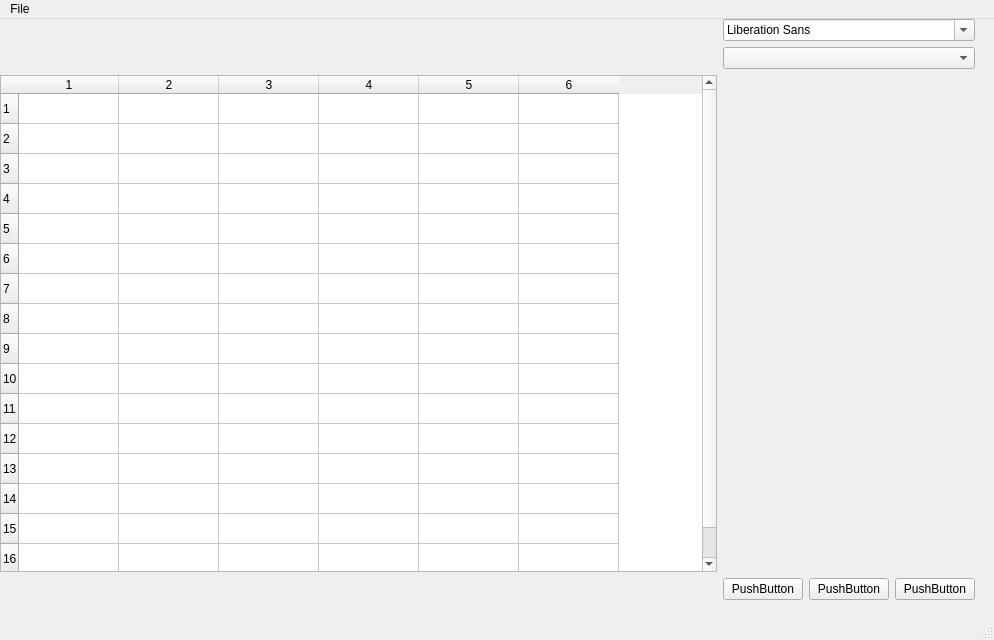
First picture: the form in documentwindow.ui, repository StronglogicSolutions/ky_gui, before the edit.
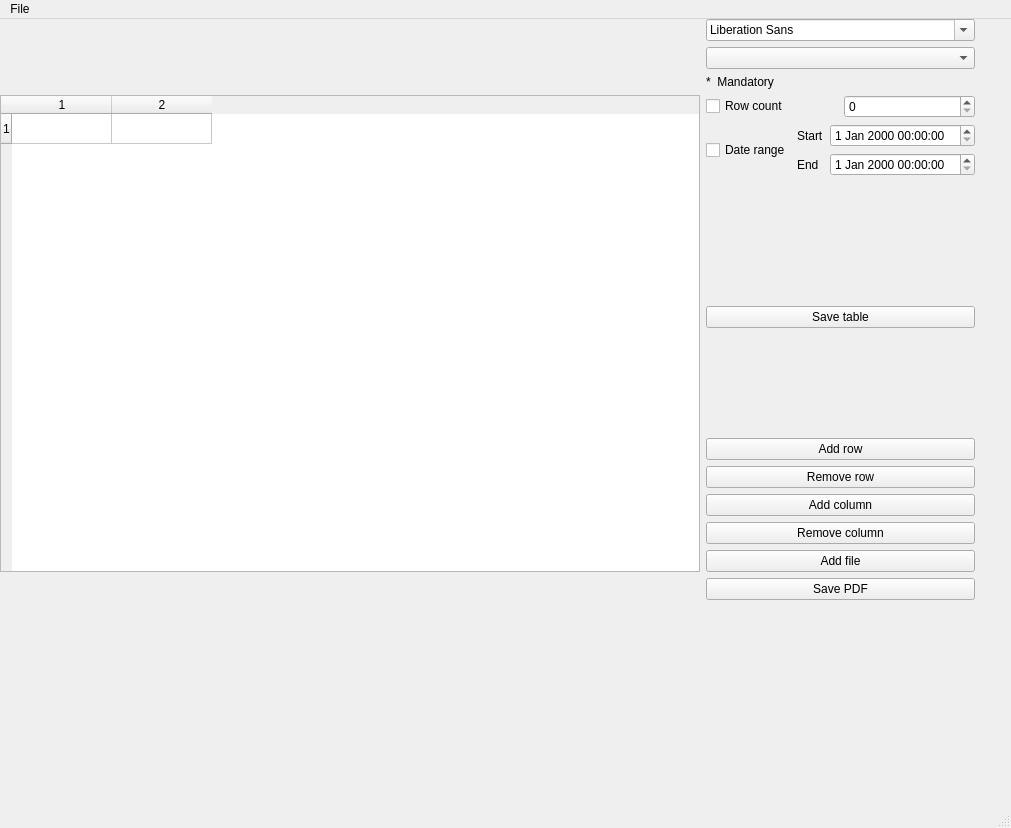
Second picture: the form after the edit. Icons and pictures are not drawn.

Commit message: massive work on createDocument feature

```diff
--- a/documentwindow.ui
+++ b/documentwindow.ui
@@ -6,8 +6,8 @@
    <rect>
     <x>0</x>
     <y>0</y>
-    <width>994</width>
-    <height>640</height>
+    <width>1011</width>
+    <height>828</height>
    </rect>
   </property>
   <property name="windowTitle">
@@ -23,11 +23,171 @@
       <height>581</height>
      </rect>
     </property>
-    <layout class="QGridLayout" name="gridLayout" rowstretch="1,0,0,0" columnstretch="3,1,0">
-     <item row="0" column="1">
-      <widget class="QFontComboBox" name="fontComboBox"/>
+    <layout class="QGridLayout" name="gridLayout" rowstretch="1,0,0,0,0,0,0" columnstretch="3,1,0">
+     <item row="4" column="1">
+      <layout class="QVBoxLayout" name="verticalLayout">
+       <item>
+        <layout class="QHBoxLayout" name="horizontalLayout_2">
+         <item>
+          <widget class="QCheckBox" name="rowCountActive">
+           <property name="text">
+            <string>Row count</string>
+           </property>
+          </widget>
+         </item>
+         <item>
+          <widget class="QSpinBox" name="rowCount"/>
+         </item>
+        </layout>
+       </item>
+       <item>
+        <layout class="QHBoxLayout" name="horizontalLayout_5">
+         <item>
+          <widget class="QCheckBox" name="dateRangeActive">
+           <property name="text">
+            <string>Date range</string>
+           </property>
+          </widget>
+         </item>
+         <item>
+          <layout class="QVBoxLayout" name="verticalLayout_2">
+           <item>
+            <layout class="QHBoxLayout" name="horizontalLayout_4">
+             <item>
+              <widget class="QLabel" name="label_2">
+               <property name="text">
+                <string>Start</string>
+               </property>
+              </widget>
+             </item>
+             <item>
+              <widget class="QDateTimeEdit" name="startDateTime"/>
+             </item>
+            </layout>
+           </item>
+           <item>
+            <layout class="QHBoxLayout" name="horizontalLayout_3">
+             <item>
+              <widget class="QLabel" name="label_3">
+               <property name="text">
+                <string>End</string>
+               </property>
+              </widget>
+             </item>
+             <item>
+              <widget class="QDateTimeEdit" name="endDateTime"/>
+             </item>
+            </layout>
+           </item>
+          </layout>
+         </item>
+        </layout>
+       </item>
+       <item>
+        <spacer name="verticalSpacer">
+         <property name="orientation">
+          <enum>Qt::Vertical</enum>
+         </property>
+         <property name="sizeHint" stdset="0">
+          <size>
+           <width>20</width>
+           <height>40</height>
+          </size>
+         </property>
+        </spacer>
+       </item>
+       <item>
+        <spacer name="horizontalSpacer">
+         <property name="orientation">
+          <enum>Qt::Horizontal</enum>
+         </property>
+         <property name="sizeHint" stdset="0">
+          <size>
+           <width>40</width>
+           <height>20</height>
+          </size>
+         </property>
+        </spacer>
+       </item>
+       <item>
+        <widget class="QPushButton" name="pushButton_3">
+         <property name="text">
+          <string>Save table</string>
+         </property>
+         <property name="icon">
+          <iconset resource="kres.qrc">
+           <normaloff>:/icons/icons/add.png</normaloff>:/icons/icons/add.png</iconset>
+         </property>
+        </widget>
+       </item>
+       <item>
+        <spacer name="verticalSpacer_2">
+         <property name="orientation">
+          <enum>Qt::Vertical</enum>
+         </property>
+         <property name="sizeHint" stdset="0">
+          <size>
+           <width>20</width>
+           <height>40</height>
+          </size>
+         </property>
+        </spacer>
+       </item>
+       <item>
+        <widget class="QPushButton" name="addRow">
+         <property name="text">
+          <string>Add row</string>
+         </property>
+        </widget>
+       </item>
+       <item>
+        <widget class="QPushButton" name="removeRow">
+         <property name="text">
+          <string>Remove row</string>
+         </property>
+        </widget>
+       </item>
+       <item>
+        <widget class="QPushButton" name="addColumn">
+         <property name="text">
+          <string>Add column</string>
+         </property>
+        </widget>
+       </item>
+       <item>
+        <widget class="QPushButton" name="removeColumn">
+         <property name="text">
+          <string>Remove column</string>
+         </property>
+        </widget>
+       </item>
+       <item>
+        <widget class="QPushButton" name="pushButton_2">
+         <property name="text">
+          <string>Add file</string>
+         </property>
+         <property name="icon">
+          <iconset resource="kres.qrc">
+           <normaloff>:/icons/icons/clip.png</normaloff>:/icons/icons/clip.png</iconset>
+         </property>
+        </widget>
+       </item>
+      </layout>
      </item>
-     <item row="2" column="2">
+     <item row="4" column="0">
+      <widget class="QTableWidget" name="rowContent">
+       <property name="rowCount">
+        <number>1</number>
+       </property>
+       <property name="columnCount">
+        <number>2</number>
+       </property>
+       <row/>
+       <column/>
+       <column/>
+      </widget>
+     </item>
+     <item row="4" column="2">
       <widget class="QFrame" name="frame">
        <property name="frameShape">
         <enum>QFrame::StyledPanel</enum>
@@ -67,64 +227,27 @@
        </widget>
       </widget>
      </item>
-     <item row="3" column="1">
-      <layout class="QHBoxLayout" name="horizontalLayout">
-       <item>
-        <widget class="QPushButton" name="pushButton_2">
-         <property name="text">
-          <string>PushButton</string>
-         </property>
-        </widget>
-       </item>
-       <item>
-        <widget class="QPushButton" name="pushButton_3">
-         <property name="text">
-          <string>PushButton</string>
-         </property>
-        </widget>
-       </item>
-       <item>
-        <widget class="QPushButton" name="closeWindow">
-         <property name="text">
-          <string>PushButton</string>
-         </property>
-        </widget>
-       </item>
-      </layout>
-     </item>
-     <item row="1" column="1">
+     <item row="2" column="1">
       <widget class="QComboBox" name="tokens"/>
      </item>
-     <item row="2" column="0">
-      <widget class="QTableWidget" name="rowContent">
-       <property name="rowCount">
-        <number>16</number>
+     <item row="6" column="1">
+      <layout class="QHBoxLayout" name="horizontalLayout"/>
+     </item>
+     <item row="0" column="1">
+      <widget class="QFontComboBox" name="fontComboBox"/>
+     </item>
+     <item row="5" column="1">
+      <widget class="QPushButton" name="createPDF">
+       <property name="text">
+        <string>Save PDF</string>
        </property>
-       <property name="columnCount">
-        <number>6</number>
+      </widget>
+     </item>
+     <item row="3" column="1">
+      <widget class="QLabel" name="mandatoryLabel">
+       <property name="text">
+        <string>*  Mandatory</string>
        </property>
-       <row/>
-       <row/>
-       <row/>
-       <row/>
-       <row/>
-       <row/>
-       <row/>
-       <row/>
-       <row/>
-       <row/>
-       <row/>
-       <row/>
-       <row/>
-       <row/>
-       <row/>
-       <row/>
-       <column/>
-       <column/>
-       <column/>
-       <column/>
-       <column/>
-       <column/>
       </widget>
      </item>
     </layout>
@@ -135,7 +258,7 @@
     <rect>
      <x>0</x>
      <y>0</y>
-     <width>994</width>
+     <width>1011</width>
      <height>23</height>
     </rect>
    </property>
```
Left out of the diff: 4 changed lines with no effect on the pictures. The commit also changes 8 other files.
